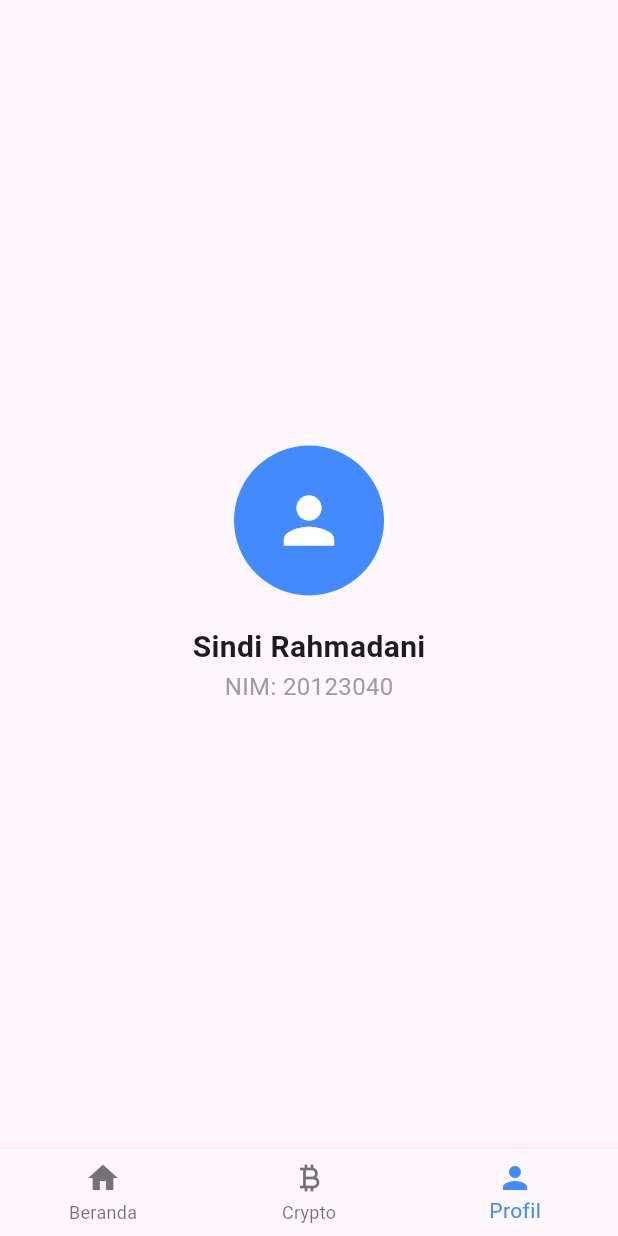
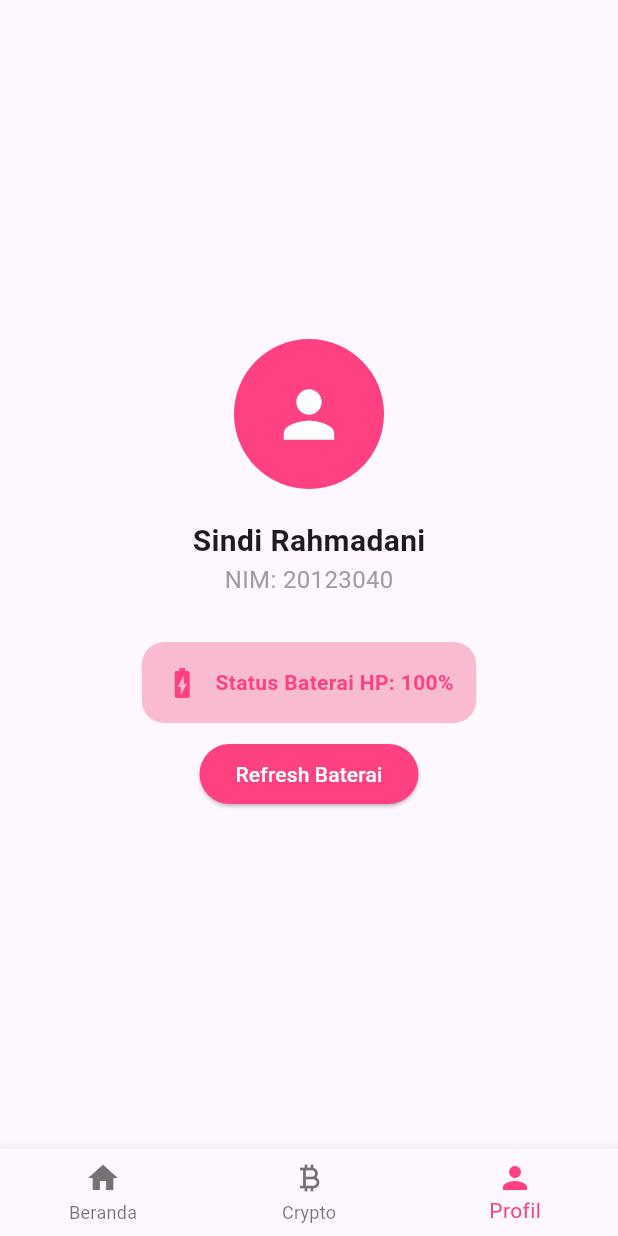
Before and after one commit to sindi20123040-cmd/SINDI20123040_UTS_MOBILE, a Flutter app: the screen it shows after launch, item 3 of the bottom bar chosen, on a phone screen of 412 x 824 dp. Run offline on Flutter 3.47's test engine with Material 3 defaults, Android fonts, the phone set to English and light mode, and no system bars; our stand-ins replace battery_plus, dio, flutter_bloc, get_it, go_router, isar; accounts and stored records are empty; generated files the repository leaves out were written again; network calls fail; statements that could not run were skipped.

Commit message:
chore: add battery_plus dependency for device status feature

```diff
--- a/lib/presentation/pages/main_screen.dart
+++ b/lib/presentation/pages/main_screen.dart
@@ -1,6 +1,5 @@
-// lib/presentation/pages/main_screen.dart
-
 import 'package:flutter/material.dart';
+import 'package:battery_plus/battery_plus.dart'; // Import plugin baterai
 import 'home_page.dart';
 import 'crypto_page.dart';
 
@@ -13,41 +12,94 @@ class MainScreen extends StatefulWidget {
 
 class _MainScreenState extends State<MainScreen> {
   int _selectedIndex = 0;
+  final Battery _battery = Battery(); // Inisialisasi baterai
+  int _batteryLevel = 100;
 
-  // List halaman: Beranda, Crypto, dan Profil
+  @override
+  void initState() {
+    super.initState();
+    _getBatteryLevel();
+  }
+
+  // Fungsi untuk ambil level baterai
+  void _getBatteryLevel() async {
+    final level = await _battery.batteryLevel;
+    setState(() {
+      _batteryLevel = level;
+    });
+  }
+
+  @override
+  Widget build(BuildContext context) {
     final List<Widget> _pages = [
       const HomePage(),
       const CryptoPage(),
-    const Center(
+      // TAMPILAN PROFIL BARU
+      Center(
         child: Column(
           mainAxisAlignment: MainAxisAlignment.center,
           children: [
-          CircleAvatar(
+            const CircleAvatar(
               radius: 50,
-            backgroundColor: Colors.blueAccent,
+              backgroundColor: Colors.pinkAccent,
               child: Icon(Icons.person, size: 50, color: Colors.white),
             ),
-          SizedBox(height: 20),
-          Text(
+            const SizedBox(height: 20),
+            const Text(
               'Sindi Rahmadani',
               style: TextStyle(fontSize: 20, fontWeight: FontWeight.bold),
             ),
-          Text(
+            const Text(
               'NIM: 20123040',
               style: TextStyle(fontSize: 16, color: Colors.grey),
+            ),
+            const SizedBox(height: 30),
+            // UI STATUS BATERAI
+            Container(
+              padding: const EdgeInsets.all(15),
+              decoration: BoxDecoration(
+                color: Colors.pink[100],
+                borderRadius: BorderRadius.circular(15),
+              ),
+              child: Row(
+                mainAxisSize: MainAxisSize.min,
+                children: [
+                  const Icon(
+                    Icons.battery_charging_full,
+                    color: Colors.pinkAccent,
+                  ),
+                  const SizedBox(width: 10),
+                  Text(
+                    'Status Baterai HP: $_batteryLevel%',
+                    style: const TextStyle(
+                      fontWeight: FontWeight.bold,
+                      color: Colors.pinkAccent,
+                    ),
+                  ),
+                ],
+              ),
+            ),
+            const SizedBox(height: 10),
+            ElevatedButton(
+              onPressed: _getBatteryLevel,
+              style: ElevatedButton.styleFrom(
+                backgroundColor: Colors.pinkAccent,
+              ),
+              child: const Text(
+                'Refresh Baterai',
+                style: TextStyle(color: Colors.white),
+              ),
             ),
           ],
         ),
       ),
     ];
 
-  @override
-  Widget build(BuildContext context) {
     return Scaffold(
       body: _pages[_selectedIndex],
       bottomNavigationBar: BottomNavigationBar(
         currentIndex: _selectedIndex,
-        selectedItemColor: Colors.blueAccent,
+        selectedItemColor: Colors.pinkAccent,
         onTap: (index) => setState(() => _selectedIndex = index),
         items: const [
           BottomNavigationBarItem(icon: Icon(Icons.home), label: 'Beranda'),
--- a/pubspec.yaml
+++ b/pubspec.yaml
@@ -42,6 +42,7 @@ dependencies:
   isar_flutter_libs: ^3.1.0+1
   path_provider: ^2.1.5
   web_socket_channel: ^3.0.3
+  battery_plus: ^7.0.0
 
 dev_dependencies:
   flutter_test:
```
Also changed, not shown: pubspec.lock, 3 other files. Lines whose indentation alone changed are shown as unchanged.
